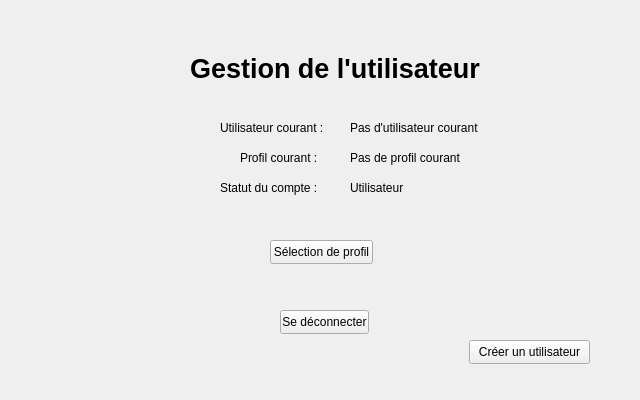
First picture: the form in VisualiseurBDD/ManageUser.ui, repository doriangilbert/VisualiseurBDDQt, before the edit.
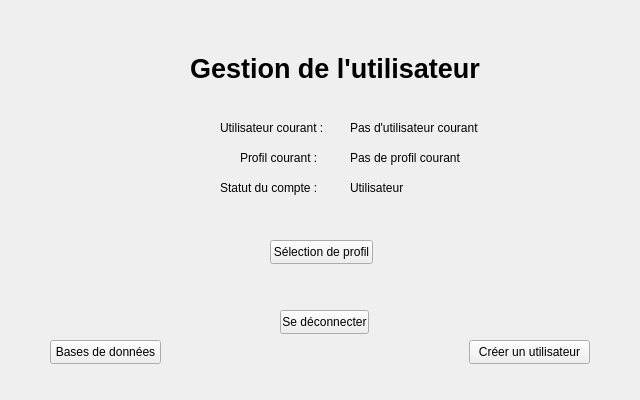
Second picture: the form after the edit.

Commit message: Création des interfaces des vues de bases de données

Diff of the .ui file:
```diff
--- a/VisualiseurBDD/ManageUser.ui
+++ b/VisualiseurBDD/ManageUser.ui
@@ -149,6 +149,19 @@
     <string>Utilisateur</string>
    </property>
   </widget>
+  <widget class="QPushButton" name="basesDeDonneesPushButton">
+   <property name="geometry">
+    <rect>
+     <x>50</x>
+     <y>340</y>
+     <width>111</width>
+     <height>24</height>
+    </rect>
+   </property>
+   <property name="text">
+    <string>Bases de données</string>
+   </property>
+  </widget>
  </widget>
  <resources/>
  <connections/>
```
The commit also changes 5 other files.
